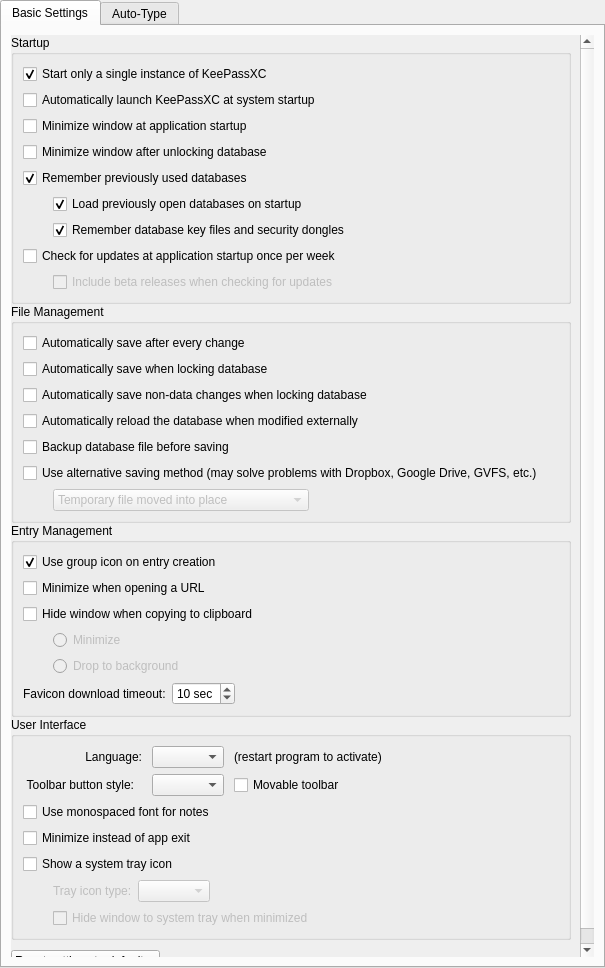
Qt form src/gui/ApplicationSettingsWidgetGeneral.ui (keepassxreboot/keepassxc) before a commit.
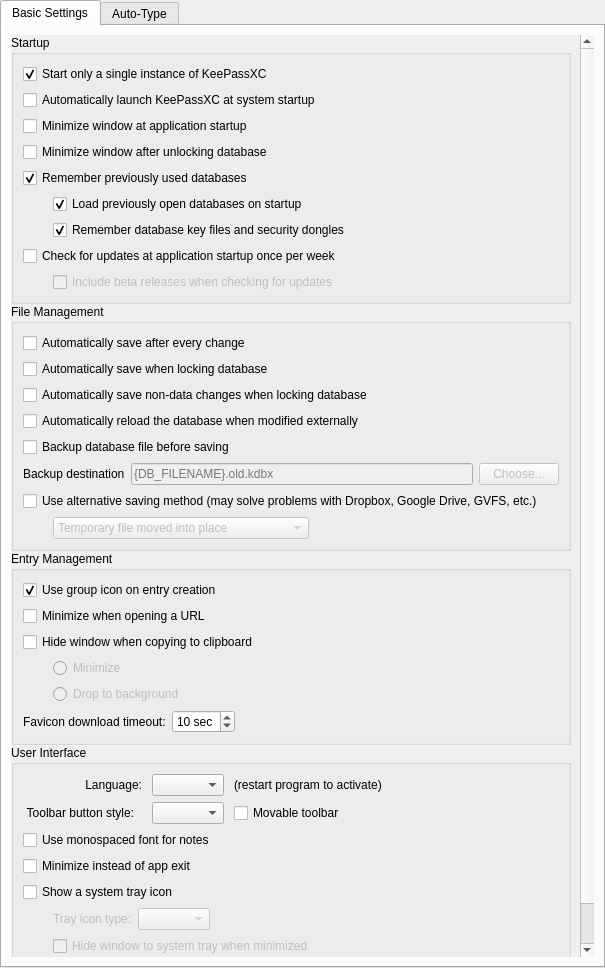
The same form after that commit. Custom widgets are drawn as their Qt base class.

Commit message:
Allow specifing database backup paths.
Update database saveAs() and save() usages.

- Default backupFilePath is '{DB_FILENAME}.old.kdbx' to conform to existing standards
- Implement backupPathPattern tests.
- Show tooltip on how to format database backup location text field.

Code cleanup

* Remove ConfigContext addition

Remove dependency on default config setting in AutoreloadDatabase, Lines 361-368.

Create substituteBackupFilePathPattern in Tools.cpp.

Add tests for substituteBackupFilePathPattern.

```diff
--- a/src/gui/ApplicationSettingsWidgetGeneral.ui
+++ b/src/gui/ApplicationSettingsWidgetGeneral.ui
@@ -58,8 +58,8 @@
            <rect>
             <x>0</x>
             <y>0</y>
-            <width>581</width>
-            <height>924</height>
+            <width>664</width>
+            <height>1215</height>
            </rect>
           </property>
           <layout class="QVBoxLayout" name="verticalLayout_8">
@@ -278,6 +278,52 @@
                 </property>
                </widget>
               </item>
+              <item>
+               <layout class="QHBoxLayout" name="horizontalLayout_4">
+                <item>
+                 <widget class="QLabel" name="label">
+                  <property name="sizePolicy">
+                   <sizepolicy hsizetype="Minimum" vsizetype="Preferred">
+                    <horstretch>0</horstretch>
+                    <verstretch>0</verstretch>
+                   </sizepolicy>
+                  </property>
+                  <property name="text">
+                   <string>Backup destination</string>
+                  </property>
+                  <property name="buddy">
+                   <cstring>backupFilePath</cstring>
+                  </property>
+                 </widget>
+                </item>
+                <item>
+                 <widget class="QLineEdit" name="backupFilePath">
+                  <property name="enabled">
+                   <bool>false</bool>
+                  </property>
+                  <property name="toolTip">
+                   <string>Specifies the database backup file location. Occurences of &quot;{DB_FILENAME}&quot; are replaced with the filename of the saved database without extension. {TIME:&lt;format&gt;} is replaced with the backup time, see https://doc.qt.io/qt-5/qdatetime.html#toString. &lt;format&gt; defaults to format string &quot;dd_MM_yyyy_hh-mm-ss&quot;.</string>
+                  </property>
+                  <property name="placeholderText">
+                   <string>{DB_FILENAME}.old.kdbx</string>
+                  </property>
+                 </widget>
+                </item>
+                <item>
+                 <widget class="QPushButton" name="backupFilePathPicker">
+                  <property name="enabled">
+                   <bool>false</bool>
+                  </property>
+                  <property name="text">
+                   <string>Choose...</string>
+                  </property>
+                 </widget>
+                </item>
+               </layout>
+              </item>
+              <item>
+               <layout class="QHBoxLayout" name="horizontalLayout_5"/>
+              </item>
               <item>
                <widget class="QCheckBox" name="useAlternativeSaveCheckBox">
                 <property name="text">
```
The commit also changes 24 other files.
